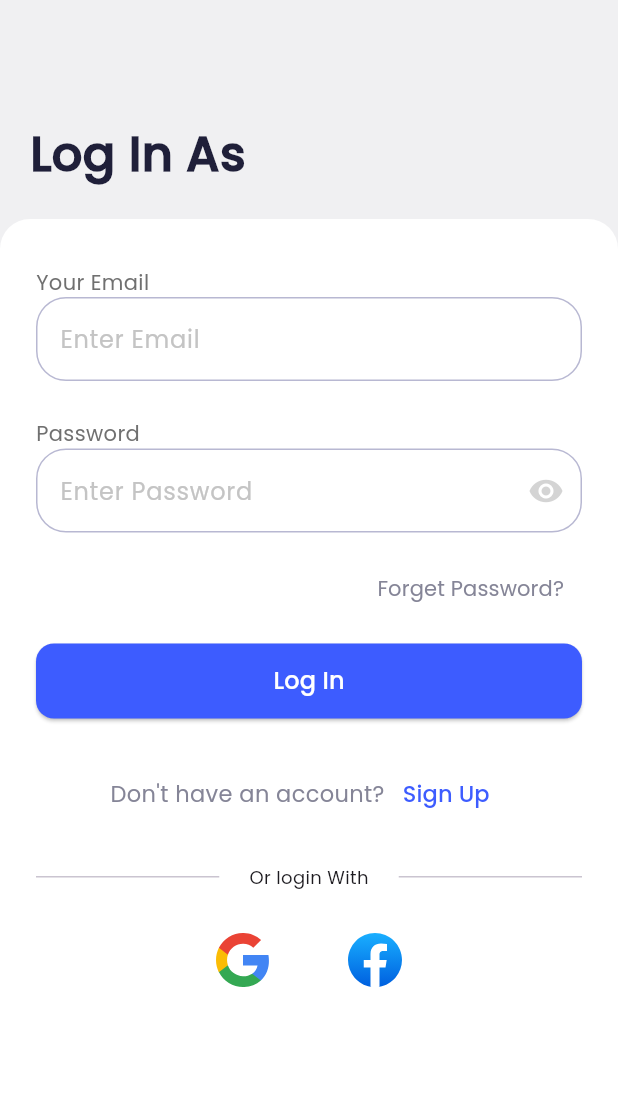
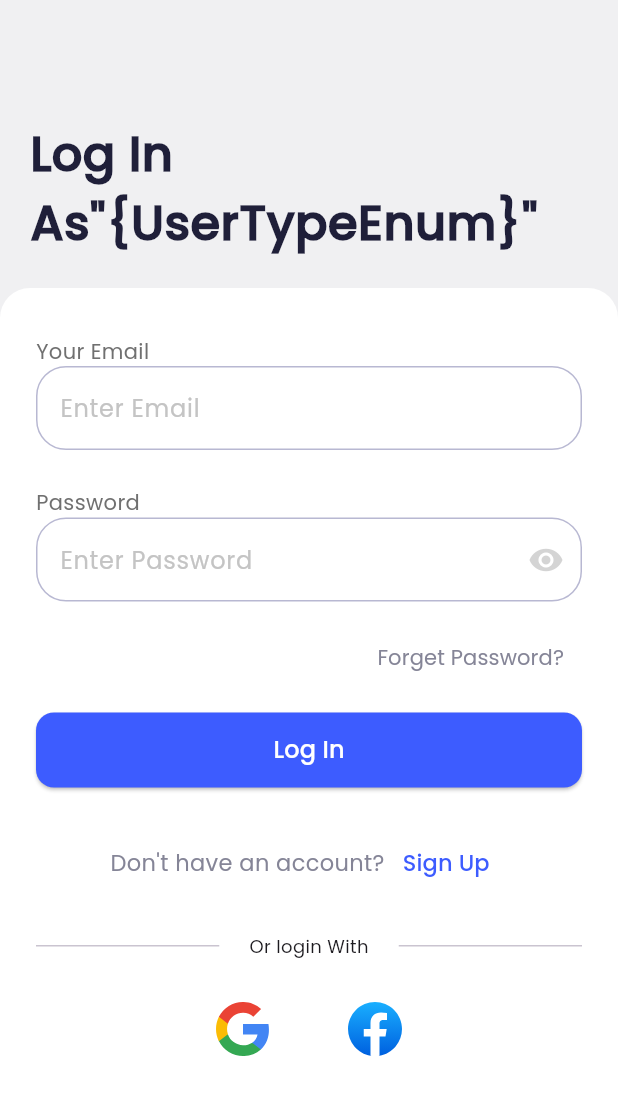
Before and after one commit to MAZENAMEN1/coursely, a Flutter app: the LoginScreen screen opened by its route, on a phone screen of 412 x 824 dp. Shown: the top 1095 px of the screen. Run offline on Flutter 3.47's test engine with Material 3 defaults, Android fonts, the phone set to English and light mode, and no system bars; our stand-ins replace firebase_core, flutter_bloc, flutter_svg, gap, go_router, image_picker and 2 more; missing offline and left inert: flutter_gap, flutter_intl_phone_field; accounts and stored records are empty.

Commit message:
last update

```diff
--- a/lib/features/auth/presentation/page/login_screen.dart
+++ b/lib/features/auth/presentation/page/login_screen.dart
@@ -6,6 +6,7 @@ import 'package:coursely/core/widgets/custom_text_field.dart';
 import 'package:coursely/core/widgets/main_button.dart';
 import 'package:coursely/core/widgets/password_text_form_field.dart';
 import 'package:coursely/core/utils/text_styles.dart';
+import 'package:coursely/features/auth/data/models/user_type_enum.dart';
 import 'package:flutter/material.dart';
 import 'package:flutter_svg/flutter_svg.dart';
 import 'package:gap/gap.dart';
@@ -37,7 +38,7 @@ class _LoginScreenState extends State<LoginScreen> {
                 child: Padding(
                   padding: const EdgeInsets.all(20.0),
                   child: Text(
-                    'Log In As',
+                    'Log In As"{$UserTypeEnum}"',
                     style: TextStyles.textStyle32.copyWith(
                       color: AppColors.secondaryColor,
                     ),
```
